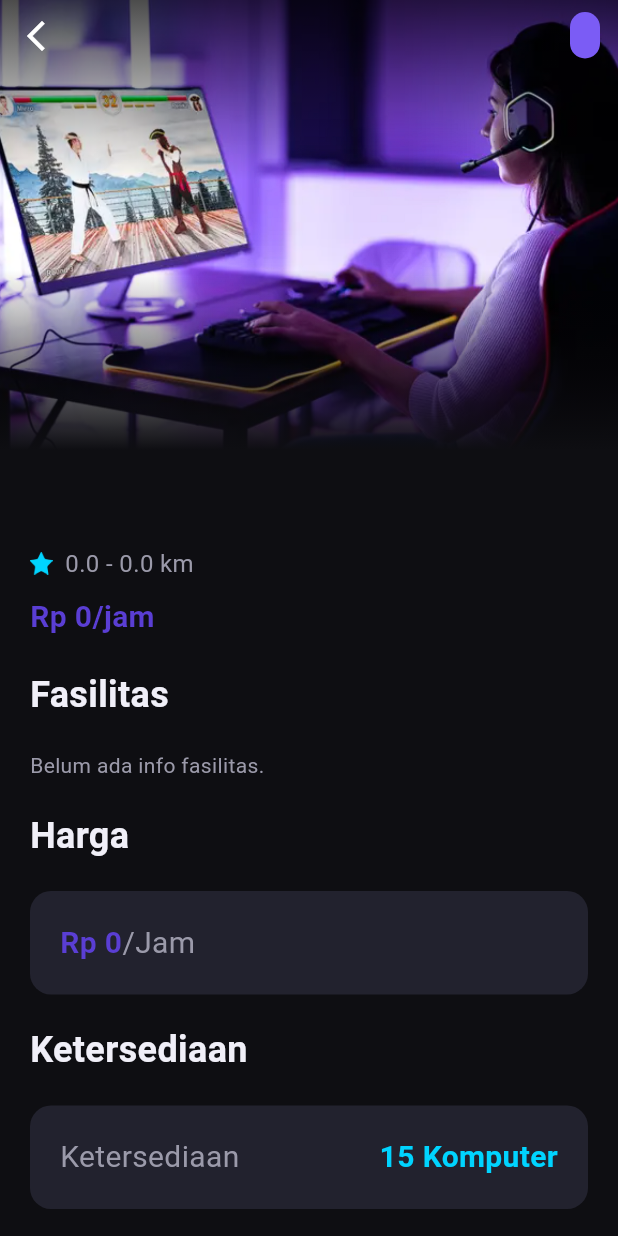
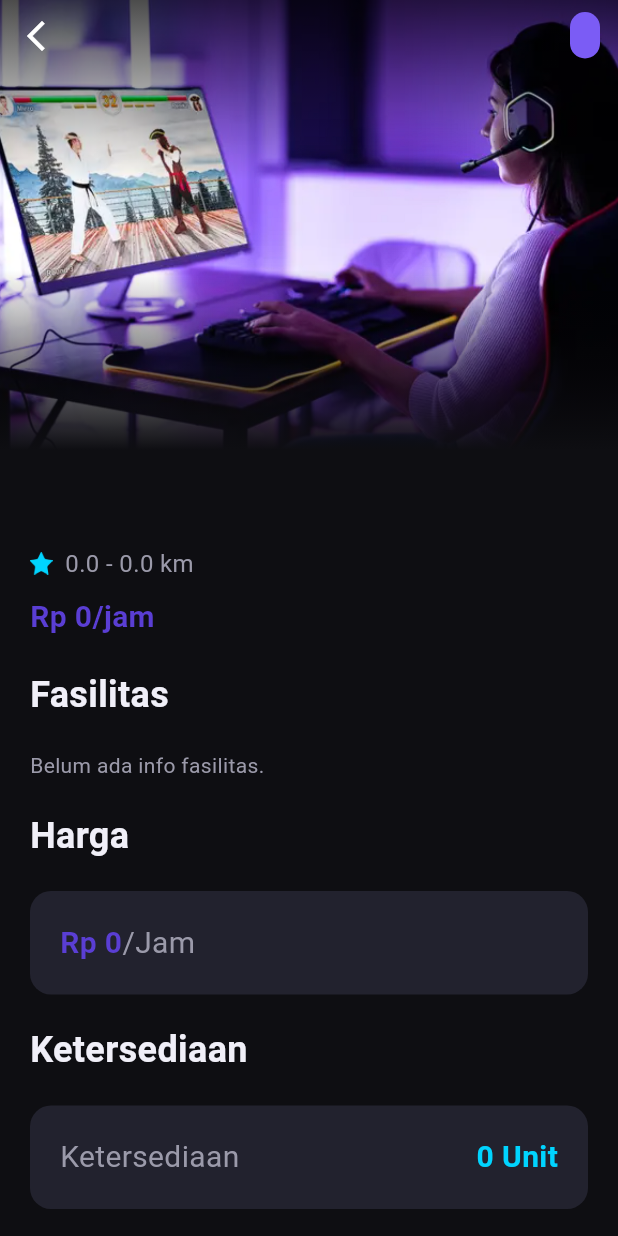
Before and after one commit to Blueeyss14/mabar-slurd, a Flutter app: the DetailScreen screen opened directly with empty values, on a phone screen of 412 x 824 dp. Run offline on Flutter 3.47's test engine with Material 3 defaults, Android fonts, the phone set to English and light mode, and no system bars; our stand-ins replace cloud_firestore, firebase_auth, firebase_core, firebase_storage, flutter_local_notifications, flutter_map and 5 more; accounts and stored records are empty.

Commit message:
fix: beresin temuan audit (rating, jumlah unit, kartu, biaya, null-safe, validasi, dead code)
- Rating venue diagregasi dari ulasan (addReview update rata-rata, best-effort)
- Detail: "15 Komputer" -> jumlah unit asli via getVenueComputersOnce
- Kartu beranda: fasilitas & jam buka dari data venue (bukan hardcoded PC/AC/WiFi/"Buka")
- Detail riwayat: hapus biaya layanan Rp2.000 hardcoded; total = total_price asli
- Null-safe cast total_price (riwayat) & venueName (booking)
- Validasi: T&C wajib dicentang + username tidak boleh kosong saat register/edit profil
- Hapus dead code: getAvailableSlots(), detail_page_widgets.dart

Co-Authored-By: Claude Sonnet 4.6 <noreply@anthropic.com>

```diff
--- a/lib/src/feat/booking/presentation/views/pages/booking_page.dart
+++ b/lib/src/feat/booking/presentation/views/pages/booking_page.dart
@@ -189,7 +189,7 @@ class _BookingPageState extends State<BookingPage> {
     try {
       success = await FirestoreService.createBooking(
         venueId: widget.venue['id'] as String,
-        venueName: widget.venue['name'] as String,
+        venueName: widget.venue['name'] as String? ?? '-',
         startTime: _startTime!,
         endTime: _endTime!,
         durationHours: _durasiJam,
--- a/lib/src/feat/common/presentation/views/home_screen.dart
+++ b/lib/src/feat/common/presentation/views/home_screen.dart
@@ -246,6 +246,11 @@ class _HomeScreenState extends State<HomeScreen> {
                                       0,
                               badge: place['badge'] as String?,
                               imageUrl: place['image_url'] as String?,
+                              hours: place['hours'] as String?,
+                              facilities: (place['facilities'] as List?)
+                                      ?.map((e) => e.toString())
+                                      .toList() ??
+                                  const [],
                               onTap: () {
                                 Navigator.push(
                                   context,
--- a/lib/src/feat/detail/presentation/views/pages/detail_screen.dart
+++ b/lib/src/feat/detail/presentation/views/pages/detail_screen.dart
@@ -1,4 +1,5 @@
 import 'package:flutter/material.dart';
+import 'package:mabar_slurd/src/core/firestore_service.dart';
 import 'package:mabar_slurd/src/core/formatters.dart';
 import 'package:mabar_slurd/src/res/assets.dart';
 import 'package:mabar_slurd/src/res/custom_colors.dart';
@@ -278,18 +279,37 @@ class DetailScreen extends StatelessWidget {
                       borderRadius: BorderRadius.circular(14),
                       color: CustomColors.mabarSurfaceCard,
                     ),
-                    child: const Row(
+                    child: Row(
                       mainAxisAlignment: MainAxisAlignment.spaceBetween,
                       children: [
-                        Text(
+                        const Text(
                           'Ketersediaan',
                           style: TextStyle(
                             fontSize: 20,
                             color: CustomColors.mabarTextSecondary,
                           ),
                         ),
-                        Text(
-                          '15 Komputer',
+                        venue['id'] != null
+                            ? FutureBuilder<List<Map<String, dynamic>>>(
+                                future: FirestoreService.getVenueComputersOnce(
+                                    venue['id'] as String),
+                                builder: (context, snap) {
+                                  final n = snap.data?.length;
+                                  final label = n == null
+                                      ? '...'
+                                      : '$n Unit';
+                                  return Text(
+                                    label,
+                                    style: const TextStyle(
+                                      fontWeight: FontWeight.bold,
+                                      fontSize: 20,
+                                      color: CustomColors.mabarCyan,
+                                    ),
+                                  );
+                                },
+                              )
+                            : const Text(
+                                '-',
                                 style: TextStyle(
                                   fontWeight: FontWeight.bold,
                                   fontSize: 20,
--- a/lib/src/feat/history/presentation/views/page/booking_history_page.dart
+++ b/lib/src/feat/history/presentation/views/page/booking_history_page.dart
@@ -133,7 +133,7 @@ class _BookingHistoryPageState extends State<BookingHistoryPage> {
                           date: Formatters.tanggal(startTime),
                           time:
                               '${Formatters.jam(startTime)} - ${Formatters.jam(endTime)}',
-                          total: (item['total_price'] as num).toInt(),
+                          total: (item['total_price'] as num?)?.toInt() ?? 0,
                           status: statusLabel,
                           onTap: () => _goToDetail(
                             item,
@@ -169,7 +169,7 @@ class _BookingHistoryPageState extends State<BookingHistoryPage> {
           subTitle: item['device_type'] as String? ?? '-',
           date: Formatters.tanggal(startTime),
           time: '${Formatters.jam(startTime)} - ${Formatters.jam(endTime)}',
-          total: (item['total_price'] as num).toInt(),
+          total: (item['total_price'] as num?)?.toInt() ?? 0,
           status: statusLabel,
           durationHours: (item['duration_hours'] as num?)?.toInt() ?? 1,
           data: item,
--- a/lib/src/feat/profile/presentation/views/pages/edit_profile_page.dart
+++ b/lib/src/feat/profile/presentation/views/pages/edit_profile_page.dart
@@ -76,6 +76,12 @@ class _EditProfilePageState extends State<EditProfilePage> {
 
   Future<void> _simpan() async {
     FocusScope.of(context).unfocus();
+    if (_usernameController.text.trim().isEmpty) {
+      ScaffoldMessenger.of(context).showSnackBar(
+        const SnackBar(content: Text('Nama pengguna tidak boleh kosong.')),
+      );
+      return;
+    }
     setState(() => _isLoading = true);
     final messenger = ScaffoldMessenger.of(context);
 
```
Also changed, not shown: lib/src/core/firestore_service.dart (+22 -31 lines), lib/src/feat/auth/presentation/views/register_screen.dart (+17 -0 lines), lib/src/feat/detail/presentation/widgets/detail_page_widgets.dart (deleted, +0 -8 lines), lib/src/feat/history/presentation/views/page/booking_history_detail_page.dart (+3 -10 lines), lib/src/shared/components/image_card.dart (+40 -10 lines). Lines whose indentation alone changed are shown as unchanged.
